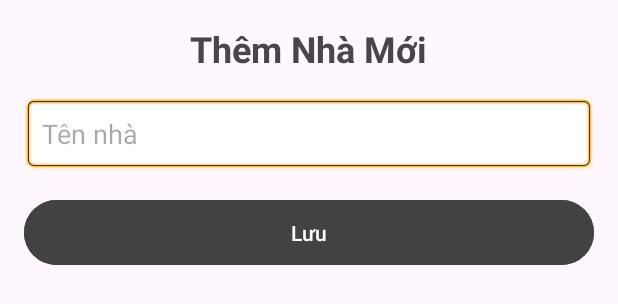
After one commit to QuanIsMe7303/IoT_SmartCurtain, an Android app: the layout activity_add_house.xml on its own in the app's theme, with its tools: preview values and no code run, on a phone screen of 412 x 824 dp. The commit adds this screen. Shown: the top 304 px of the screen. Run offline under Robolectric (Android 15) with nearby library versions, the phone set to English and light mode, and no system bars.

Commit message:
Add new house

```diff
--- a/AndroidApp/app/src/main/AndroidManifest.xml
+++ b/AndroidApp/app/src/main/AndroidManifest.xml
@@ -29,6 +29,9 @@
                 <category android:name="android.intent.category.LAUNCHER" />
             </intent-filter>
         </activity>
+
+        <activity android:name=".activities.AddHouseActivity"></activity>
+
     </application>
 
 </manifest>
--- a/AndroidApp/app/src/main/java/com/android/smartcurtainapp/activities/HouseDetailActivity.kt
+++ b/AndroidApp/app/src/main/java/com/android/smartcurtainapp/activities/HouseDetailActivity.kt
@@ -3,6 +3,7 @@ package com.android.smartcurtainapp.activities
 import android.content.Intent
 import android.os.Bundle
 import android.util.Log
+import android.view.Menu
 import android.view.MenuItem
 import androidx.appcompat.app.AppCompatActivity
 import androidx.recyclerview.widget.GridLayoutManager
@@ -86,7 +87,6 @@ class HouseDetailActivity : AppCompatActivity() {
         })
     }
 
-
     override fun onOptionsItemSelected(item: MenuItem): Boolean {
         return when (item.itemId) {
             android.R.id.home -> {
@@ -96,4 +96,6 @@ class HouseDetailActivity : AppCompatActivity() {
             else -> super.onOptionsItemSelected(item)
         }
     }
+
+
 }
--- a/AndroidApp/app/src/main/java/com/android/smartcurtainapp/models/House.kt
+++ b/AndroidApp/app/src/main/java/com/android/smartcurtainapp/models/House.kt
@@ -3,5 +3,6 @@ package com.android.smartcurtainapp.models
 data class House(
     val house_id: String = "",
     val house_name: String = "",
+    val created_at: String = "",
     val rooms: Map<String, Room> = emptyMap()
 )
--- /dev/null
+++ b/AndroidApp/app/src/main/res/drawable/baseline_add_24.xml
@@ -0,0 +1,5 @@
+<vector xmlns:android="http://schemas.android.com/apk/res/android" android:height="24dp" android:tint="#ffffff" android:viewportHeight="24" android:viewportWidth="24" android:width="24dp">
+
+    <path android:fillColor="@android:color/black" android:pathData="M19,13h-6v6h-2v-6H5v-2h6V5h2v6h6v2z"/>
+
+</vector>
--- /dev/null
+++ b/AndroidApp/app/src/main/res/layout/activity_add_house.xml
@@ -0,0 +1,41 @@
+<?xml version="1.0" encoding="utf-8"?>
+<LinearLayout
+    xmlns:android="http://schemas.android.com/apk/res/android"
+    android:layout_width="match_parent"
+    android:layout_height="match_parent"
+    android:orientation="vertical"
+    android:padding="16dp">
+
+    <!-- Tiêu đề thêm nhà -->
+    <TextView
+        android:id="@+id/tvAddHouseTitle"
+        android:layout_width="wrap_content"
+        android:layout_height="wrap_content"
+        android:text="Thêm Nhà Mới"
+        android:textSize="24sp"
+        android:textStyle="bold"
+        android:layout_gravity="center"
+        android:paddingBottom="16dp" />
+
+    <!-- Nhập tên nhà -->
+    <EditText
+        android:id="@+id/etAddHouseName"
+        android:layout_width="match_parent"
+        android:layout_height="wrap_content"
+        android:hint="Tên nhà"
+        android:inputType="text"
+        android:padding="12dp"
+        android:background="@android:drawable/editbox_background"
+        android:layout_marginBottom="16dp" />
+
+    <!-- Nút lưu -->
+    <Button
+        android:id="@+id/btnSaveHouse"
+        android:layout_width="match_parent"
+        android:layout_height="wrap_content"
+        android:text="Lưu"
+        android:backgroundTint="@color/cardview_dark_background"
+        android:textColor="@android:color/white"
+        android:padding="12dp" />
+
+</LinearLayout>
```
Also changed, not shown: AndroidApp/app/src/main/java/com/android/smartcurtainapp/activities/MainActivity.kt (+56 -6 lines), AndroidApp/app/src/main/res/layout/activity_main.xml (+34 -1 lines), AndroidApp/app/src/main/res/menu/menu_house_detail.xml (added, +9 -0 lines).
